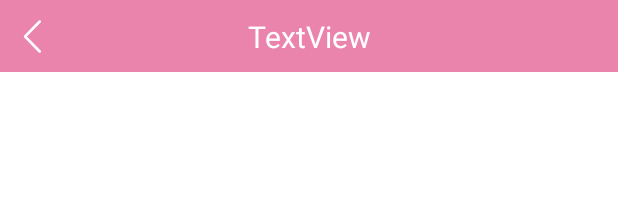
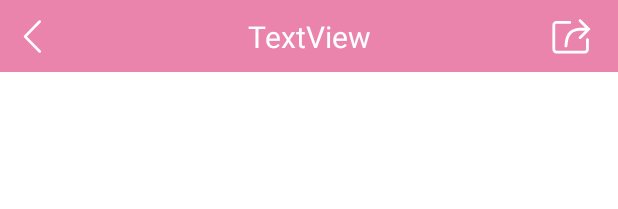
Before and after one commit to MoebiusMeow/Meiyou, an Android app: the layout activity_single_post.xml on its own in the app's theme, with its tools: preview values and no code run, on a phone screen of 412 x 824 dp. Shown: the top 209 px of the screen. Run offline under Robolectric (Android 15) with nearby library versions, the phone set to English and light mode, and no system bars.

Commit message:
feat: share text

```diff
--- a/app/src/main/java/com/example/meiyou/fragment/PostListFragment.java
+++ b/app/src/main/java/com/example/meiyou/fragment/PostListFragment.java
@@ -64,6 +64,7 @@ public class PostListFragment extends Fragment {
         Log.d("TAG", ": haode");
     };
     public void setOnRenewCallback(OnRenewCallback action){onRenewCallback = action;}
+    public String getAbstract(){return postListModel.getAbstract();}
 
     @Override
     public View onCreateView(@NonNull LayoutInflater inflater, ViewGroup container,
--- /dev/null
+++ b/app/src/main/res/drawable/share.xml
@@ -0,0 +1,12 @@
+<vector xmlns:android="http://schemas.android.com/apk/res/android"
+    android:width="200dp"
+    android:height="200dp"
+    android:viewportWidth="1024"
+    android:viewportHeight="1024">
+  <path
+      android:fillColor="#FF000000"
+      android:pathData="M875.33,552.33c-17.38,0 -31.48,14.08 -31.58,31.47l0,0.16c0,0 0,0 0,0.05l0,220.85c0,17.9 -14.44,32.36 -32.26,32.36L172.89,837.21c-17.82,0 -32.24,-14.46 -32.24,-32.36L140.65,254.65c0,-17.89 14.44,-32.38 32.24,-32.38l298.97,0c17.45,-0.03 31.54,-14.18 31.54,-31.65 0,-17.48 -14.1,-31.65 -31.54,-31.65L168.64,158.96c-50.36,0 -91.18,40.93 -91.18,91.39l0,558.75c0,50.47 40.82,91.42 91.18,91.42l647.09,0c50.36,0 91.18,-40.94 91.18,-91.42L906.92,583.84C906.84,566.42 892.72,552.33 875.33,552.33z"/>
+  <path
+      android:fillColor="#FF000000"
+      android:pathData="M937.01,335.82l-206.52,-207.16 -8.01,-6.59c-4.56,-2.38 -10.18,-3.29 -15.5,-3.29 -18.08,0 -32.73,14.7 -32.73,32.8 0,5.33 3.11,13.64 5.5,18.21l141.6,142.97L675.76,312.77c-221.52,27.53 -302.55,144.18 -322.96,415.07 -0.03,18.86 14.63,33.58 32.7,33.58 14.39,0 27.44,-12.67 31.81,-25.65 20.42,-243.49 77.83,-337.18 259.59,-357.41l144.47,0.05L684.12,516.05l-5.93,7.51c-2.26,4.47 -3.14,10.11 -3.14,15.27 0,18.08 14.66,32.8 32.71,32.8 4.58,0 12.69,-2.55 16.75,-4.37l212.5,-211.9 9.1,-9.14L937.01,335.82z"/>
+</vector>
--- a/app/src/main/res/layout/activity_single_post.xml
+++ b/app/src/main/res/layout/activity_single_post.xml
@@ -57,6 +57,19 @@
         app:layout_constraintTop_toTopOf="parent">
 
         <ImageButton
+            android:id="@+id/buttonshare"
+            android:layout_width="30dp"
+            android:layout_height="30dp"
+            android:layout_marginEnd="16dp"
+            android:background="#00FFFFFF"
+            android:scaleType="fitCenter"
+            app:layout_constraintBottom_toBottomOf="parent"
+            app:layout_constraintEnd_toEndOf="parent"
+            app:layout_constraintTop_toTopOf="parent"
+            app:srcCompat="@drawable/share"
+            app:tint="@color/white" />
+
+        <ImageButton
             android:id="@+id/buttonReturnSinglePost"
             android:layout_width="30dp"
             android:layout_height="30dp"
```
Also changed, not shown: app/src/main/java/com/example/meiyou/activity/SinglePostActivity.java (+12 -0 lines), app/src/main/java/com/example/meiyou/model/PostList.java (+8 -0 lines), app/src/main/java/com/example/meiyou/model/UserBanSender.java (+7 -0 lines), app/src/main/java/com/example/meiyou/model/UserFollowSender.java (+7 -0 lines).
